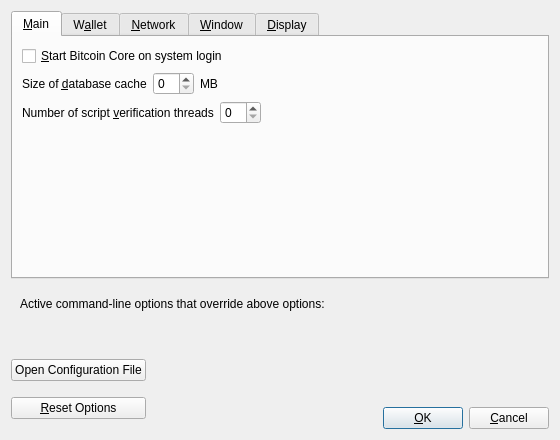
CoinBlack/blackcoin-more, file src/qt/forms/optionsdialog.ui: the form before one commit.
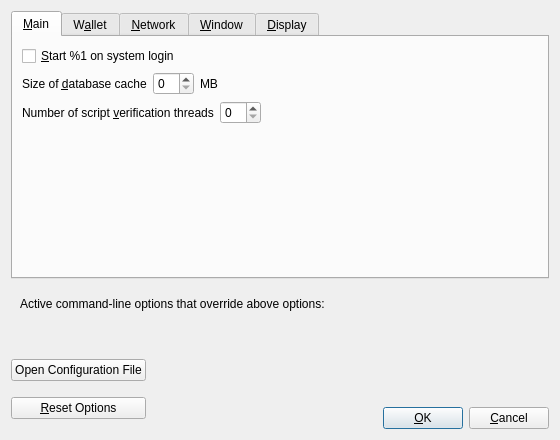
The form after the commit. Custom widgets are drawn as their Qt base class.

Patch:
```diff
--- a/src/qt/forms/optionsdialog.ui
+++ b/src/qt/forms/optionsdialog.ui
@@ -33,7 +33,7 @@
           <string>Automatically start Bitcoin Core after logging in to the system.</string>
          </property>
          <property name="text">
-          <string>&amp;Start Bitcoin Core on system login</string>
+          <string>&amp;Start %1 on system login</string>
          </property>
         </widget>
        </item>
```
Left out of the diff: 4 changed lines with no effect on the pictures.
